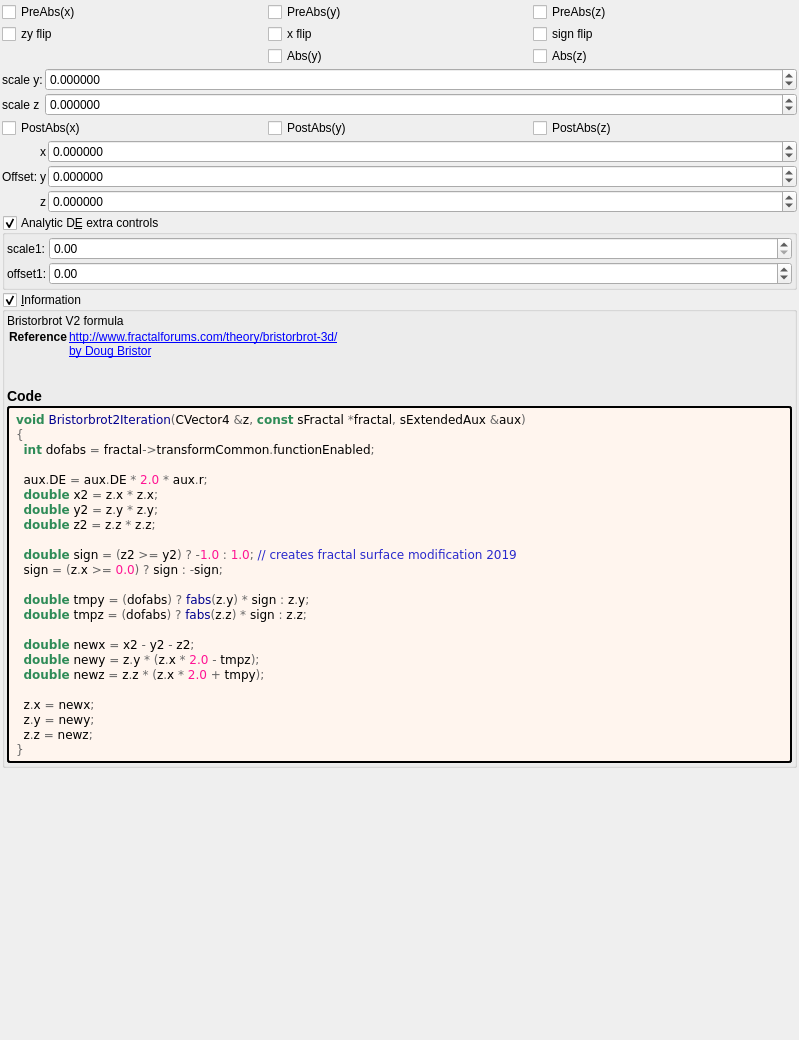
Before: the Qt Designer form mandelbulber2/formula/ui/bristorbrot2.ui in buddhi1980/mandelbulber2, drawn with Qt 5.
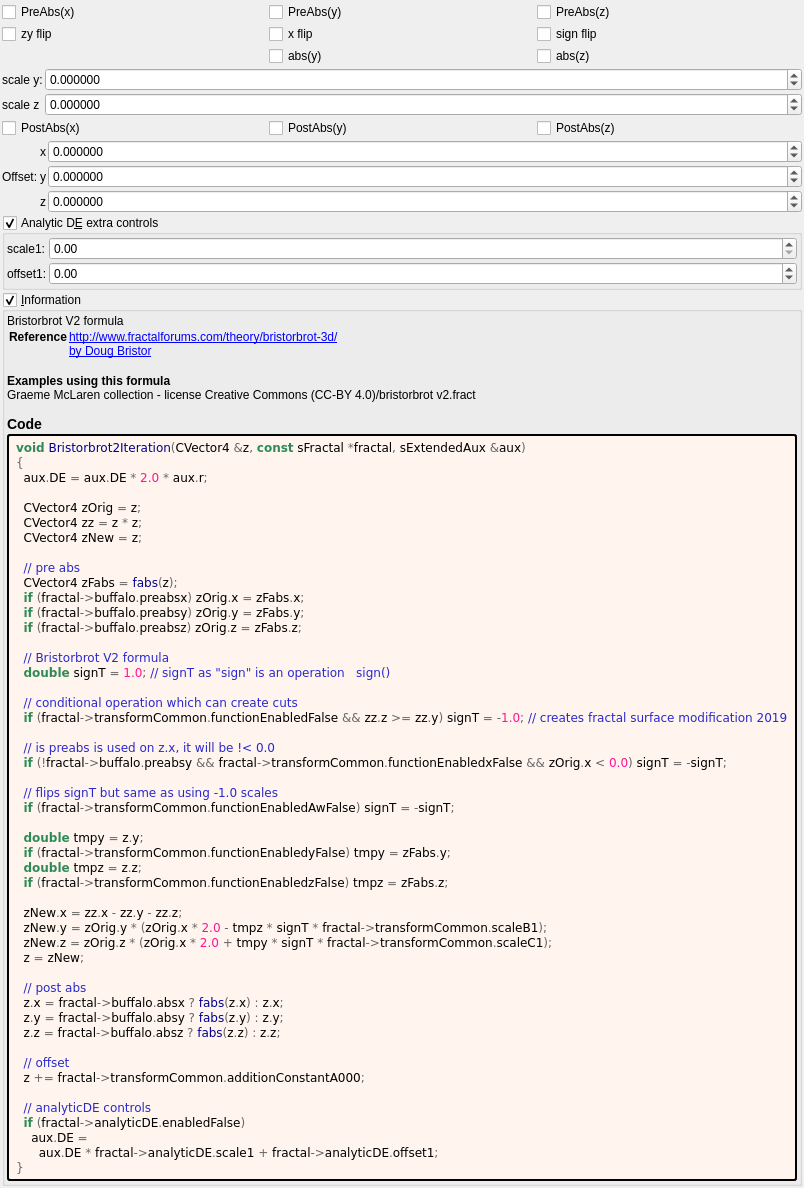
After: the same form once the commit is applied. Custom widgets are drawn as their Qt base class.

```diff
--- a/mandelbulber2/formula/ui/bristorbrot2.ui
+++ b/mandelbulber2/formula/ui/bristorbrot2.ui
@@ -62,14 +62,14 @@
      <item row="2" column="1">
       <widget class="MyCheckBox" name="checkBox_transf_function_enabledy_false">
        <property name="text">
-        <string>Abs(y)</string>
+        <string notr="true">abs(y)</string>
        </property>
       </widget>
      </item>
      <item row="2" column="2">
       <widget class="MyCheckBox" name="checkBox_transf_function_enabledz_false">
        <property name="text">
-        <string>Abs(z)</string>
+        <string notr="true">abs(z)</string>
        </property>
       </widget>
      </item>
@@ -431,7 +431,7 @@
 &lt;a href=&quot;by Doug Bristor&quot;&gt;by Doug Bristor&lt;br&gt;
 &lt;/td&gt;&lt;/tr&gt;
 &lt;/table&gt;
-&lt;h3&gt;Code&lt;/h3&gt;</string>
+&lt;br&gt;&lt;b&gt;Examples using this formula&lt;/b&gt;&lt;br&gt;Graeme McLaren  collection - license Creative Commons  (CC-BY 4.0)/bristorbrot v2.fract&lt;h3&gt;Code&lt;/h3&gt;</string>
         </property>
         <property name="wordWrap">
          <bool>true</bool>
@@ -453,26 +453,52 @@
          <string notr="true">&lt;body style=&quot;background-color:#fff5ee&quot;&gt;
 &lt;pre style=&quot;color:#000000; background-color:#fff5ee;  font-family:'Courier New',monospace;&quot;&gt;&lt;span style=&quot;color:#2e8b57; font-weight:bold&quot;&gt;void&lt;/span&gt; &lt;span style=&quot;color:#00008f&quot;&gt;Bristorbrot2Iteration&lt;/span&gt;&lt;span style=&quot;color:#676767&quot;&gt;(&lt;/span&gt;CVector4 &lt;span style=&quot;color:#676767&quot;&gt;&amp;amp;&lt;/span&gt;z&lt;span style=&quot;color:#676767&quot;&gt;,&lt;/span&gt; &lt;span style=&quot;color:#2e8b57; font-weight:bold&quot;&gt;const&lt;/span&gt; sFractal &lt;span style=&quot;color:#676767&quot;&gt;*&lt;/span&gt;fractal&lt;span style=&quot;color:#676767&quot;&gt;,&lt;/span&gt; sExtendedAux &lt;span style=&quot;color:#676767&quot;&gt;&amp;amp;&lt;/span&gt;aux&lt;span style=&quot;color:#676767&quot;&gt;)&lt;/span&gt;
 &lt;span style=&quot;color:#676767&quot;&gt;{&lt;/span&gt;
-  &lt;span style=&quot;color:#2e8b57; font-weight:bold&quot;&gt;int&lt;/span&gt; dofabs &lt;span style=&quot;color:#676767&quot;&gt;=&lt;/span&gt; fractal&lt;span style=&quot;color:#676767&quot;&gt;-&amp;gt;&lt;/span&gt;transformCommon&lt;span style=&quot;color:#676767&quot;&gt;.&lt;/span&gt;functionEnabled&lt;span style=&quot;color:#676767&quot;&gt;;&lt;/span&gt;
-
   aux&lt;span style=&quot;color:#676767&quot;&gt;.&lt;/span&gt;DE &lt;span style=&quot;color:#676767&quot;&gt;=&lt;/span&gt; aux&lt;span style=&quot;color:#676767&quot;&gt;.&lt;/span&gt;DE &lt;span style=&quot;color:#676767&quot;&gt;*&lt;/span&gt; &lt;span style=&quot;color:#ff1493&quot;&gt;2.0&lt;/span&gt; &lt;span style=&quot;color:#676767&quot;&gt;*&lt;/span&gt; aux&lt;span style=&quot;color:#676767&quot;&gt;.&lt;/span&gt;r&lt;span style=&quot;color:#676767&quot;&gt;;&lt;/span&gt;
-  &lt;span style=&quot;color:#2e8b57; font-weight:bold&quot;&gt;double&lt;/span&gt; x2 &lt;span style=&quot;color:#676767&quot;&gt;=&lt;/span&gt; z&lt;span style=&quot;color:#676767&quot;&gt;.&lt;/span&gt;x &lt;span style=&quot;color:#676767&quot;&gt;*&lt;/span&gt; z&lt;span style=&quot;color:#676767&quot;&gt;.&lt;/span&gt;x&lt;span style=&quot;color:#676767&quot;&gt;;&lt;/span&gt;
-  &lt;span style=&quot;color:#2e8b57; font-weight:bold&quot;&gt;double&lt;/span&gt; y2 &lt;span style=&quot;color:#676767&quot;&gt;=&lt;/span&gt; z&lt;span style=&quot;color:#676767&quot;&gt;.&lt;/span&gt;y &lt;span style=&quot;color:#676767&quot;&gt;*&lt;/span&gt; z&lt;span style=&quot;color:#676767&quot;&gt;.&lt;/span&gt;y&lt;span style=&quot;color:#676767&quot;&gt;;&lt;/span&gt;
-  &lt;span style=&quot;color:#2e8b57; font-weight:bold&quot;&gt;double&lt;/span&gt; z2 &lt;span style=&quot;color:#676767&quot;&gt;=&lt;/span&gt; z&lt;span style=&quot;color:#676767&quot;&gt;.&lt;/span&gt;z &lt;span style=&quot;color:#676767&quot;&gt;*&lt;/span&gt; z&lt;span style=&quot;color:#676767&quot;&gt;.&lt;/span&gt;z&lt;span style=&quot;color:#676767&quot;&gt;;&lt;/span&gt;
 
-  &lt;span style=&quot;color:#2e8b57; font-weight:bold&quot;&gt;double&lt;/span&gt; sign &lt;span style=&quot;color:#676767&quot;&gt;= (&lt;/span&gt;z2 &lt;span style=&quot;color:#676767&quot;&gt;&amp;gt;=&lt;/span&gt; y2&lt;span style=&quot;color:#676767&quot;&gt;) ? -&lt;/span&gt;&lt;span style=&quot;color:#ff1493&quot;&gt;1.0&lt;/span&gt; &lt;span style=&quot;color:#676767&quot;&gt;:&lt;/span&gt; &lt;span style=&quot;color:#ff1493&quot;&gt;1.0&lt;/span&gt;&lt;span style=&quot;color:#676767&quot;&gt;;&lt;/span&gt; &lt;span style=&quot;color:#2929cc&quot;&gt;// creates fractal surface modification 2019&lt;/span&gt;
-  sign &lt;span style=&quot;color:#676767&quot;&gt;= (&lt;/span&gt;z&lt;span style=&quot;color:#676767&quot;&gt;.&lt;/span&gt;x &lt;span style=&quot;color:#676767&quot;&gt;&amp;gt;=&lt;/span&gt; &lt;span style=&quot;color:#ff1493&quot;&gt;0.0&lt;/span&gt;&lt;span style=&quot;color:#676767&quot;&gt;) ?&lt;/span&gt; sign &lt;span style=&quot;color:#676767&quot;&gt;: -&lt;/span&gt;sign&lt;span style=&quot;color:#676767&quot;&gt;;&lt;/span&gt;
+  CVector4 zOrig &lt;span style=&quot;color:#676767&quot;&gt;=&lt;/span&gt; z&lt;span style=&quot;color:#676767&quot;&gt;;&lt;/span&gt;
+  CVector4 zz &lt;span style=&quot;color:#676767&quot;&gt;=&lt;/span&gt; z &lt;span style=&quot;color:#676767&quot;&gt;*&lt;/span&gt; z&lt;span style=&quot;color:#676767&quot;&gt;;&lt;/span&gt;
+  CVector4 zNew &lt;span style=&quot;color:#676767&quot;&gt;=&lt;/span&gt; z&lt;span style=&quot;color:#676767&quot;&gt;;&lt;/span&gt;
 
-  &lt;span style=&quot;color:#2e8b57; font-weight:bold&quot;&gt;double&lt;/span&gt; tmpy &lt;span style=&quot;color:#676767&quot;&gt;= (&lt;/span&gt;dofabs&lt;span style=&quot;color:#676767&quot;&gt;) ?&lt;/span&gt; &lt;span style=&quot;color:#00008f&quot;&gt;fabs&lt;/span&gt;&lt;span style=&quot;color:#676767&quot;&gt;(&lt;/span&gt;z&lt;span style=&quot;color:#676767&quot;&gt;.&lt;/span&gt;y&lt;span style=&quot;color:#676767&quot;&gt;) *&lt;/span&gt; sign &lt;span style=&quot;color:#676767&quot;&gt;:&lt;/span&gt; z&lt;span style=&quot;color:#676767&quot;&gt;.&lt;/span&gt;y&lt;span style=&quot;color:#676767&quot;&gt;;&lt;/span&gt;
-  &lt;span style=&quot;color:#2e8b57; font-weight:bold&quot;&gt;double&lt;/span&gt; tmpz &lt;span style=&quot;color:#676767&quot;&gt;= (&lt;/span&gt;dofabs&lt;span style=&quot;color:#676767&quot;&gt;) ?&lt;/span&gt; &lt;span style=&quot;color:#00008f&quot;&gt;fabs&lt;/span&gt;&lt;span style=&quot;color:#676767&quot;&gt;(&lt;/span&gt;z&lt;span style=&quot;color:#676767&quot;&gt;.&lt;/span&gt;z&lt;span style=&quot;color:#676767&quot;&gt;) *&lt;/span&gt; sign &lt;span style=&quot;color:#676767&quot;&gt;:&lt;/span&gt; z&lt;span style=&quot;color:#676767&quot;&gt;.&lt;/span&gt;z&lt;span style=&quot;color:#676767&quot;&gt;;&lt;/span&gt;
+  &lt;span style=&quot;color:#2929cc&quot;&gt;// pre abs&lt;/span&gt;
+  CVector4 zFabs &lt;span style=&quot;color:#676767&quot;&gt;=&lt;/span&gt; &lt;span style=&quot;color:#00008f&quot;&gt;fabs&lt;/span&gt;&lt;span style=&quot;color:#676767&quot;&gt;(&lt;/span&gt;z&lt;span style=&quot;color:#676767&quot;&gt;);&lt;/span&gt;
+  &lt;span style=&quot;color:#2e8b57; font-weight:bold&quot;&gt;if&lt;/span&gt; &lt;span style=&quot;color:#676767&quot;&gt;(&lt;/span&gt;fractal&lt;span style=&quot;color:#676767&quot;&gt;-&amp;gt;&lt;/span&gt;buffalo&lt;span style=&quot;color:#676767&quot;&gt;.&lt;/span&gt;preabsx&lt;span style=&quot;color:#676767&quot;&gt;)&lt;/span&gt; zOrig&lt;span style=&quot;color:#676767&quot;&gt;.&lt;/span&gt;x &lt;span style=&quot;color:#676767&quot;&gt;=&lt;/span&gt; zFabs&lt;span style=&quot;color:#676767&quot;&gt;.&lt;/span&gt;x&lt;span style=&quot;color:#676767&quot;&gt;;&lt;/span&gt;
+  &lt;span style=&quot;color:#2e8b57; font-weight:bold&quot;&gt;if&lt;/span&gt; &lt;span style=&quot;color:#676767&quot;&gt;(&lt;/span&gt;fractal&lt;span style=&quot;color:#676767&quot;&gt;-&amp;gt;&lt;/span&gt;buffalo&lt;span style=&quot;color:#676767&quot;&gt;.&lt;/span&gt;preabsy&lt;span style=&quot;color:#676767&quot;&gt;)&lt;/span&gt; zOrig&lt;span style=&quot;color:#676767&quot;&gt;.&lt;/span&gt;y &lt;span style=&quot;color:#676767&quot;&gt;=&lt;/span&gt; zFabs&lt;span style=&quot;color:#676767&quot;&gt;.&lt;/span&gt;y&lt;span style=&quot;color:#676767&quot;&gt;;&lt;/span&gt;
+  &lt;span style=&quot;color:#2e8b57; font-weight:bold&quot;&gt;if&lt;/span&gt; &lt;span style=&quot;color:#676767&quot;&gt;(&lt;/span&gt;fractal&lt;span style=&quot;color:#676767&quot;&gt;-&amp;gt;&lt;/span&gt;buffalo&lt;span style=&quot;color:#676767&quot;&gt;.&lt;/span&gt;preabsz&lt;span style=&quot;color:#676767&quot;&gt;)&lt;/span&gt; zOrig&lt;span style=&quot;color:#676767&quot;&gt;.&lt;/span&gt;z &lt;span style=&quot;color:#676767&quot;&gt;=&lt;/span&gt; zFabs&lt;span style=&quot;color:#676767&quot;&gt;.&lt;/span&gt;z&lt;span style=&quot;color:#676767&quot;&gt;;&lt;/span&gt;
 
-  &lt;span style=&quot;color:#2e8b57; font-weight:bold&quot;&gt;double&lt;/span&gt; newx &lt;span style=&quot;color:#676767&quot;&gt;=&lt;/span&gt; x2 &lt;span style=&quot;color:#676767&quot;&gt;-&lt;/span&gt; y2 &lt;span style=&quot;color:#676767&quot;&gt;-&lt;/span&gt; z2&lt;span style=&quot;color:#676767&quot;&gt;;&lt;/span&gt;
-  &lt;span style=&quot;color:#2e8b57; font-weight:bold&quot;&gt;double&lt;/span&gt; newy &lt;span style=&quot;color:#676767&quot;&gt;=&lt;/span&gt; z&lt;span style=&quot;color:#676767&quot;&gt;.&lt;/span&gt;y &lt;span style=&quot;color:#676767&quot;&gt;* (&lt;/span&gt;z&lt;span style=&quot;color:#676767&quot;&gt;.&lt;/span&gt;x &lt;span style=&quot;color:#676767&quot;&gt;*&lt;/span&gt; &lt;span style=&quot;color:#ff1493&quot;&gt;2.0&lt;/span&gt; &lt;span style=&quot;color:#676767&quot;&gt;-&lt;/span&gt; tmpz&lt;span style=&quot;color:#676767&quot;&gt;);&lt;/span&gt;
-  &lt;span style=&quot;color:#2e8b57; font-weight:bold&quot;&gt;double&lt;/span&gt; newz &lt;span style=&quot;color:#676767&quot;&gt;=&lt;/span&gt; z&lt;span style=&quot;color:#676767&quot;&gt;.&lt;/span&gt;z &lt;span style=&quot;color:#676767&quot;&gt;* (&lt;/span&gt;z&lt;span style=&quot;color:#676767&quot;&gt;.&lt;/span&gt;x &lt;span style=&quot;color:#676767&quot;&gt;*&lt;/span&gt; &lt;span style=&quot;color:#ff1493&quot;&gt;2.0&lt;/span&gt; &lt;span style=&quot;color:#676767&quot;&gt;+&lt;/span&gt; tmpy&lt;span style=&quot;color:#676767&quot;&gt;);&lt;/span&gt;
+  &lt;span style=&quot;color:#2929cc&quot;&gt;// Bristorbrot V2 formula&lt;/span&gt;
+  &lt;span style=&quot;color:#2e8b57; font-weight:bold&quot;&gt;double&lt;/span&gt; signT &lt;span style=&quot;color:#676767&quot;&gt;=&lt;/span&gt; &lt;span style=&quot;color:#ff1493&quot;&gt;1.0&lt;/span&gt;&lt;span style=&quot;color:#676767&quot;&gt;;&lt;/span&gt; &lt;span style=&quot;color:#2929cc&quot;&gt;// signT as &amp;quot;sign&amp;quot; is an operation   sign()&lt;/span&gt;
 
-  z&lt;span style=&quot;color:#676767&quot;&gt;.&lt;/span&gt;x &lt;span style=&quot;color:#676767&quot;&gt;=&lt;/span&gt; newx&lt;span style=&quot;color:#676767&quot;&gt;;&lt;/span&gt;
-  z&lt;span style=&quot;color:#676767&quot;&gt;.&lt;/span&gt;y &lt;span style=&quot;color:#676767&quot;&gt;=&lt;/span&gt; newy&lt;span style=&quot;color:#676767&quot;&gt;;&lt;/span&gt;
-  z&lt;span style=&quot;color:#676767&quot;&gt;.&lt;/span&gt;z &lt;span style=&quot;color:#676767&quot;&gt;=&lt;/span&gt; newz&lt;span style=&quot;color:#676767&quot;&gt;;&lt;/span&gt;
+  &lt;span style=&quot;color:#2929cc&quot;&gt;// conditional operation which can create cuts&lt;/span&gt;
+  &lt;span style=&quot;color:#2e8b57; font-weight:bold&quot;&gt;if&lt;/span&gt; &lt;span style=&quot;color:#676767&quot;&gt;(&lt;/span&gt;fractal&lt;span style=&quot;color:#676767&quot;&gt;-&amp;gt;&lt;/span&gt;transformCommon&lt;span style=&quot;color:#676767&quot;&gt;.&lt;/span&gt;functionEnabledFalse &lt;span style=&quot;color:#676767&quot;&gt;&amp;amp;&amp;amp;&lt;/span&gt; zz&lt;span style=&quot;color:#676767&quot;&gt;.&lt;/span&gt;z &lt;span style=&quot;color:#676767&quot;&gt;&amp;gt;=&lt;/span&gt; zz&lt;span style=&quot;color:#676767&quot;&gt;.&lt;/span&gt;y&lt;span style=&quot;color:#676767&quot;&gt;)&lt;/span&gt; signT &lt;span style=&quot;color:#676767&quot;&gt;= -&lt;/span&gt;&lt;span style=&quot;color:#ff1493&quot;&gt;1.0&lt;/span&gt;&lt;span style=&quot;color:#676767&quot;&gt;;&lt;/span&gt; &lt;span style=&quot;color:#2929cc&quot;&gt;// creates fractal surface modification 2019&lt;/span&gt;
+
+  &lt;span style=&quot;color:#2929cc&quot;&gt;// is preabs is used on z.x, it will be !&amp;lt; 0.0&lt;/span&gt;
+  &lt;span style=&quot;color:#2e8b57; font-weight:bold&quot;&gt;if&lt;/span&gt; &lt;span style=&quot;color:#676767&quot;&gt;(!&lt;/span&gt;fractal&lt;span style=&quot;color:#676767&quot;&gt;-&amp;gt;&lt;/span&gt;buffalo&lt;span style=&quot;color:#676767&quot;&gt;.&lt;/span&gt;preabsy &lt;span style=&quot;color:#676767&quot;&gt;&amp;amp;&amp;amp;&lt;/span&gt; fractal&lt;span style=&quot;color:#676767&quot;&gt;-&amp;gt;&lt;/span&gt;transformCommon&lt;span style=&quot;color:#676767&quot;&gt;.&lt;/span&gt;functionEnabledxFalse &lt;span style=&quot;color:#676767&quot;&gt;&amp;amp;&amp;amp;&lt;/span&gt; zOrig&lt;span style=&quot;color:#676767&quot;&gt;.&lt;/span&gt;x &lt;span style=&quot;color:#676767&quot;&gt;&amp;lt;&lt;/span&gt; &lt;span style=&quot;color:#ff1493&quot;&gt;0.0&lt;/span&gt;&lt;span style=&quot;color:#676767&quot;&gt;)&lt;/span&gt; signT &lt;span style=&quot;color:#676767&quot;&gt;= -&lt;/span&gt;signT&lt;span style=&quot;color:#676767&quot;&gt;;&lt;/span&gt;
+
+  &lt;span style=&quot;color:#2929cc&quot;&gt;// flips signT but same as using -1.0 scales&lt;/span&gt;
+  &lt;span style=&quot;color:#2e8b57; font-weight:bold&quot;&gt;if&lt;/span&gt; &lt;span style=&quot;color:#676767&quot;&gt;(&lt;/span&gt;fractal&lt;span style=&quot;color:#676767&quot;&gt;-&amp;gt;&lt;/span&gt;transformCommon&lt;span style=&quot;color:#676767&quot;&gt;.&lt;/span&gt;functionEnabledAwFalse&lt;span style=&quot;color:#676767&quot;&gt;)&lt;/span&gt; signT &lt;span style=&quot;color:#676767&quot;&gt;= -&lt;/span&gt;signT&lt;span style=&quot;color:#676767&quot;&gt;;&lt;/span&gt;
+
+  &lt;span style=&quot;color:#2e8b57; font-weight:bold&quot;&gt;double&lt;/span&gt; tmpy &lt;span style=&quot;color:#676767&quot;&gt;=&lt;/span&gt; z&lt;span style=&quot;color:#676767&quot;&gt;.&lt;/span&gt;y&lt;span style=&quot;color:#676767&quot;&gt;;&lt;/span&gt;
+  &lt;span style=&quot;color:#2e8b57; font-weight:bold&quot;&gt;if&lt;/span&gt; &lt;span style=&quot;color:#676767&quot;&gt;(&lt;/span&gt;fractal&lt;span style=&quot;color:#676767&quot;&gt;-&amp;gt;&lt;/span&gt;transformCommon&lt;span style=&quot;color:#676767&quot;&gt;.&lt;/span&gt;functionEnabledyFalse&lt;span style=&quot;color:#676767&quot;&gt;)&lt;/span&gt; tmpy &lt;span style=&quot;color:#676767&quot;&gt;=&lt;/span&gt; zFabs&lt;span style=&quot;color:#676767&quot;&gt;.&lt;/span&gt;y&lt;span style=&quot;color:#676767&quot;&gt;;&lt;/span&gt;
+  &lt;span style=&quot;color:#2e8b57; font-weight:bold&quot;&gt;double&lt;/span&gt; tmpz &lt;span style=&quot;color:#676767&quot;&gt;=&lt;/span&gt; z&lt;span style=&quot;color:#676767&quot;&gt;.&lt;/span&gt;z&lt;span style=&quot;color:#676767&quot;&gt;;&lt;/span&gt;
+  &lt;span style=&quot;color:#2e8b57; font-weight:bold&quot;&gt;if&lt;/span&gt; &lt;span style=&quot;color:#676767&quot;&gt;(&lt;/span&gt;fractal&lt;span style=&quot;color:#676767&quot;&gt;-&amp;gt;&lt;/span&gt;transformCommon&lt;span style=&quot;color:#676767&quot;&gt;.&lt;/span&gt;functionEnabledzFalse&lt;span style=&quot;color:#676767&quot;&gt;)&lt;/span&gt; tmpz &lt;span style=&quot;color:#676767&quot;&gt;=&lt;/span&gt; zFabs&lt;span style=&quot;color:#676767&quot;&gt;.&lt;/span&gt;z&lt;span style=&quot;color:#676767&quot;&gt;;&lt;/span&gt;
+
+  zNew&lt;span style=&quot;color:#676767&quot;&gt;.&lt;/span&gt;x &lt;span style=&quot;color:#676767&quot;&gt;=&lt;/span&gt; zz&lt;span style=&quot;color:#676767&quot;&gt;.&lt;/span&gt;x &lt;span style=&quot;color:#676767&quot;&gt;-&lt;/span&gt; zz&lt;span style=&quot;color:#676767&quot;&gt;.&lt;/span&gt;y &lt;span style=&quot;color:#676767&quot;&gt;-&lt;/span&gt; zz&lt;span style=&quot;color:#676767&quot;&gt;.&lt;/span&gt;z&lt;span style=&quot;color:#676767&quot;&gt;;&lt;/span&gt;
+  zNew&lt;span style=&quot;color:#676767&quot;&gt;.&lt;/span&gt;y &lt;span style=&quot;color:#676767&quot;&gt;=&lt;/span&gt; zOrig&lt;span style=&quot;color:#676767&quot;&gt;.&lt;/span&gt;y &lt;span style=&quot;color:#676767&quot;&gt;* (&lt;/span&gt;zOrig&lt;span style=&quot;color:#676767&quot;&gt;.&lt;/span&gt;x &lt;span style=&quot;color:#676767&quot;&gt;*&lt;/span&gt; &lt;span style=&quot;color:#ff1493&quot;&gt;2.0&lt;/span&gt; &lt;span style=&quot;color:#676767&quot;&gt;-&lt;/span&gt; tmpz &lt;span style=&quot;color:#676767&quot;&gt;*&lt;/span&gt; signT &lt;span style=&quot;color:#676767&quot;&gt;*&lt;/span&gt; fractal&lt;span style=&quot;color:#676767&quot;&gt;-&amp;gt;&lt;/span&gt;transformCommon&lt;span style=&quot;color:#676767&quot;&gt;.&lt;/span&gt;scaleB1&lt;span style=&quot;color:#676767&quot;&gt;);&lt;/span&gt;
+  zNew&lt;span style=&quot;color:#676767&quot;&gt;.&lt;/span&gt;z &lt;span style=&quot;color:#676767&quot;&gt;=&lt;/span&gt; zOrig&lt;span style=&quot;color:#676767&quot;&gt;.&lt;/span&gt;z &lt;span style=&quot;color:#676767&quot;&gt;* (&lt;/span&gt;zOrig&lt;span style=&quot;color:#676767&quot;&gt;.&lt;/span&gt;x &lt;span style=&quot;color:#676767&quot;&gt;*&lt;/span&gt; &lt;span style=&quot;color:#ff1493&quot;&gt;2.0&lt;/span&gt; &lt;span style=&quot;color:#676767&quot;&gt;+&lt;/span&gt; tmpy &lt;span style=&quot;color:#676767&quot;&gt;*&lt;/span&gt; signT &lt;span style=&quot;color:#676767&quot;&gt;*&lt;/span&gt; fractal&lt;span style=&quot;color:#676767&quot;&gt;-&amp;gt;&lt;/span&gt;transformCommon&lt;span style=&quot;color:#676767&quot;&gt;.&lt;/span&gt;scaleC1&lt;span style=&quot;color:#676767&quot;&gt;);&lt;/span&gt;
+  z &lt;span style=&quot;color:#676767&quot;&gt;=&lt;/span&gt; zNew&lt;span style=&quot;color:#676767&quot;&gt;;&lt;/span&gt;
+
+  &lt;span style=&quot;color:#2929cc&quot;&gt;// post abs&lt;/span&gt;
+  z&lt;span style=&quot;color:#676767&quot;&gt;.&lt;/span&gt;x &lt;span style=&quot;color:#676767&quot;&gt;=&lt;/span&gt; fractal&lt;span style=&quot;color:#676767&quot;&gt;-&amp;gt;&lt;/span&gt;buffalo&lt;span style=&quot;color:#676767&quot;&gt;.&lt;/span&gt;absx &lt;span style=&quot;color:#676767&quot;&gt;?&lt;/span&gt; &lt;span style=&quot;color:#00008f&quot;&gt;fabs&lt;/span&gt;&lt;span style=&quot;color:#676767&quot;&gt;(&lt;/span&gt;z&lt;span style=&quot;color:#676767&quot;&gt;.&lt;/span&gt;x&lt;span style=&quot;color:#676767&quot;&gt;) :&lt;/span&gt; z&lt;span style=&quot;color:#676767&quot;&gt;.&lt;/span&gt;x&lt;span style=&quot;color:#676767&quot;&gt;;&lt;/span&gt;
+  z&lt;span style=&quot;color:#676767&quot;&gt;.&lt;/span&gt;y &lt;span style=&quot;color:#676767&quot;&gt;=&lt;/span&gt; fractal&lt;span style=&quot;color:#676767&quot;&gt;-&amp;gt;&lt;/span&gt;buffalo&lt;span style=&quot;color:#676767&quot;&gt;.&lt;/span&gt;absy &lt;span style=&quot;color:#676767&quot;&gt;?&lt;/span&gt; &lt;span style=&quot;color:#00008f&quot;&gt;fabs&lt;/span&gt;&lt;span style=&quot;color:#676767&quot;&gt;(&lt;/span&gt;z&lt;span style=&quot;color:#676767&quot;&gt;.&lt;/span&gt;y&lt;span style=&quot;color:#676767&quot;&gt;) :&lt;/span&gt; z&lt;span style=&quot;color:#676767&quot;&gt;.&lt;/span&gt;y&lt;span style=&quot;color:#676767&quot;&gt;;&lt;/span&gt;
+  z&lt;span style=&quot;color:#676767&quot;&gt;.&lt;/span&gt;z &lt;span style=&quot;color:#676767&quot;&gt;=&lt;/span&gt; fractal&lt;span style=&quot;color:#676767&quot;&gt;-&amp;gt;&lt;/span&gt;buffalo&lt;span style=&quot;color:#676767&quot;&gt;.&lt;/span&gt;absz &lt;span style=&quot;color:#676767&quot;&gt;?&lt;/span&gt; &lt;span style=&quot;color:#00008f&quot;&gt;fabs&lt;/span&gt;&lt;span style=&quot;color:#676767&quot;&gt;(&lt;/span&gt;z&lt;span style=&quot;color:#676767&quot;&gt;.&lt;/span&gt;z&lt;span style=&quot;color:#676767&quot;&gt;) :&lt;/span&gt; z&lt;span style=&quot;color:#676767&quot;&gt;.&lt;/span&gt;z&lt;span style=&quot;color:#676767&quot;&gt;;&lt;/span&gt;
+
+  &lt;span style=&quot;color:#2929cc&quot;&gt;// offset&lt;/span&gt;
+  z &lt;span style=&quot;color:#676767&quot;&gt;+=&lt;/span&gt; fractal&lt;span style=&quot;color:#676767&quot;&gt;-&amp;gt;&lt;/span&gt;transformCommon&lt;span style=&quot;color:#676767&quot;&gt;.&lt;/span&gt;additionConstantA000&lt;span style=&quot;color:#676767&quot;&gt;;&lt;/span&gt;
+
+  &lt;span style=&quot;color:#2929cc&quot;&gt;// analyticDE controls&lt;/span&gt;
+  &lt;span style=&quot;color:#2e8b57; font-weight:bold&quot;&gt;if&lt;/span&gt; &lt;span style=&quot;color:#676767&quot;&gt;(&lt;/span&gt;fractal&lt;span style=&quot;color:#676767&quot;&gt;-&amp;gt;&lt;/span&gt;analyticDE&lt;span style=&quot;color:#676767&quot;&gt;.&lt;/span&gt;enabledFalse&lt;span style=&quot;color:#676767&quot;&gt;)&lt;/span&gt;
+    aux&lt;span style=&quot;color:#676767&quot;&gt;.&lt;/span&gt;DE &lt;span style=&quot;color:#676767&quot;&gt;=&lt;/span&gt;
+      aux&lt;span style=&quot;color:#676767&quot;&gt;.&lt;/span&gt;DE &lt;span style=&quot;color:#676767&quot;&gt;*&lt;/span&gt; fractal&lt;span style=&quot;color:#676767&quot;&gt;-&amp;gt;&lt;/span&gt;analyticDE&lt;span style=&quot;color:#676767&quot;&gt;.&lt;/span&gt;scale1 &lt;span style=&quot;color:#676767&quot;&gt;+&lt;/span&gt; fractal&lt;span style=&quot;color:#676767&quot;&gt;-&amp;gt;&lt;/span&gt;analyticDE&lt;span style=&quot;color:#676767&quot;&gt;.&lt;/span&gt;offset1&lt;span style=&quot;color:#676767&quot;&gt;;&lt;/span&gt;
 &lt;span style=&quot;color:#676767&quot;&gt;}&lt;/span&gt;
 &lt;/pre&gt;
 &lt;/body&gt;</string>
```
Left out of the diff: 2 changed lines with no effect on the pictures.
